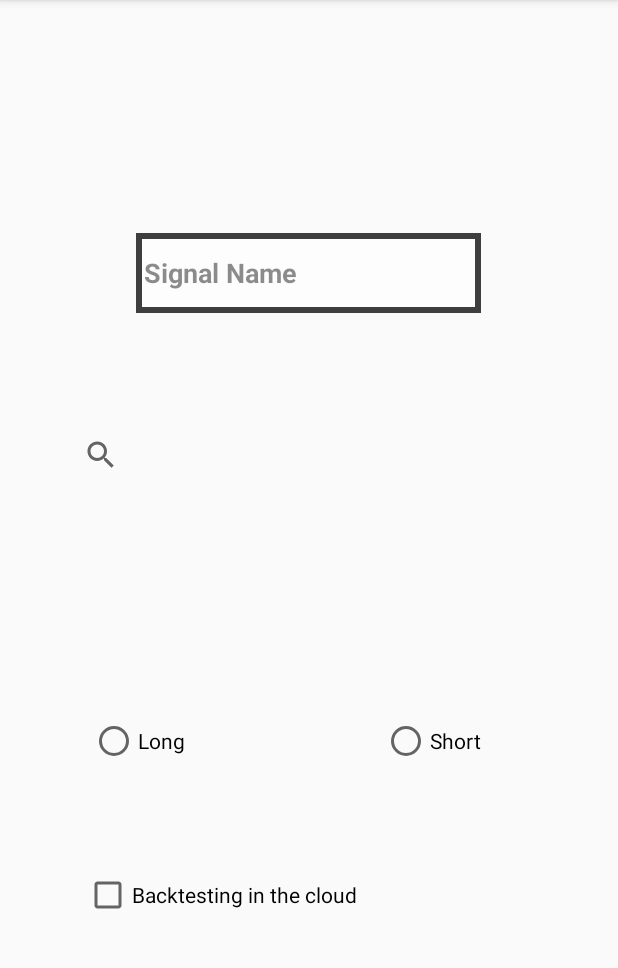
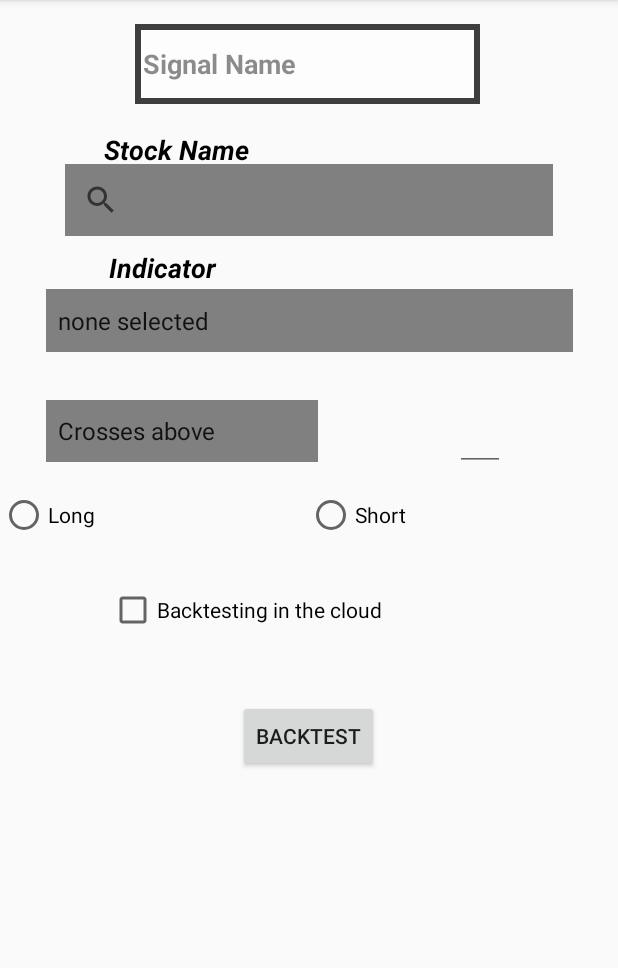
Before and after one commit to TristanJanicki/COMP3004, an Android app: the screen it shows after launch (MainActivity), on a phone screen of 412 x 824 dp, the part 84-1052 px from its top. Run offline under Robolectric (Android 15) with nearby library versions, the phone set to English and light mode, and no system bars.

Commit message:
Finished Basic UI for newSignal
Todo: make it prettier and connect to server

```diff
--- a/Quant.r_App/newSignal/app/src/main/java/com/example/newsignal/MainActivity.java
+++ b/Quant.r_App/newSignal/app/src/main/java/com/example/newsignal/MainActivity.java
@@ -5,15 +5,41 @@ import androidx.appcompat.app.AppCompatActivity;
 import android.os.Bundle;
 import android.view.View;
 import android.widget.TextView;
-
+import java.util.ArrayList;
+import android.widget.AdapterView;
+import android.widget.ArrayAdapter;
+import android.widget.Spinner;
+import android.widget.Toast;
 public class MainActivity extends AppCompatActivity {
     private TextView text;
         @Override
         protected void onCreate (Bundle savedInstanceState){
-        super.onCreate(savedInstanceState);
-        setContentView(R.layout.activity_main);
-
+            super.onCreate(savedInstanceState);
+            setContentView(R.layout.activity_main);
+            Spinner spinner = findViewById(R.id.indicator);
+            Spinner spinner2 = findViewById(R.id.threshold);
+            ArrayList<String> indicatorList = new ArrayList<>();
+            ArrayList<String> threshold = new ArrayList<>();
+            indicatorList.add("none selected");
+            indicatorList.add("RSI");
+            threshold.add("Crosses above");
+            threshold.add("Crosses below");
+            ArrayAdapter<String> arrayAdapter = new ArrayAdapter<String>(this, android.R.layout.simple_spinner_item, indicatorList);
+            ArrayAdapter<String> arrayAdapter2 = new ArrayAdapter<String>(this, android.R.layout.simple_spinner_item, threshold);
+            arrayAdapter.setDropDownViewResource(android.R.layout.simple_spinner_dropdown_item);
+            arrayAdapter2.setDropDownViewResource(android.R.layout.simple_spinner_dropdown_item);
+            spinner.setAdapter(arrayAdapter);
+            spinner2.setAdapter(arrayAdapter2);
+            spinner.setOnItemSelectedListener(new AdapterView.OnItemSelectedListener() {
+                @Override
+                public void onItemSelected(AdapterView<?> parent, View view, int position, long id) {
+                    String indicatorName;
+                    indicatorName = parent.getItemAtPosition(position).toString();
+                    Toast.makeText(parent.getContext(), "Selected: " + indicatorName, Toast.LENGTH_LONG).show();
+                }
+                @Override
+                public void onNothingSelected(AdapterView <?> parent) {
+                }
+            });
         }
-
-
-    }
+}
--- a/Quant.r_App/newSignal/app/src/main/res/layout/activity_main.xml
+++ b/Quant.r_App/newSignal/app/src/main/res/layout/activity_main.xml
@@ -9,27 +9,26 @@
 
     <EditText
         android:id="@+id/sigName"
-        style="@android:style/Widget.AutoCompleteTextView"
         android:layout_width="230dp"
         android:layout_height="53dp"
         android:layout_marginStart="90dp"
         android:layout_marginLeft="90dp"
-        android:layout_marginTop="137dp"
+        android:layout_marginTop="16dp"
         android:layout_marginEnd="91dp"
         android:layout_marginRight="91dp"
-        android:layout_marginBottom="541dp"
         android:alpha=".75"
         android:background="@drawable/backrect"
-        android:clickable="false"
+        android:clickable="true"
         android:ems="15"
-        android:focusable="false"
+        android:focusable="true"
         android:hint="@string/signal_name"
         android:importantForAutofill="no"
         android:inputType="textPersonName"
         android:padding="5dp"
+        android:text=""
         android:textStyle="bold"
-        app:layout_constraintBottom_toBottomOf="parent"
         app:layout_constraintEnd_toEndOf="parent"
+        app:layout_constraintHorizontal_bias="0.0"
         app:layout_constraintStart_toStartOf="parent"
         app:layout_constraintTop_toTopOf="parent" />
 
@@ -39,57 +38,154 @@
         android:layout_height="48dp"
         android:layout_marginStart="43dp"
         android:layout_marginLeft="43dp"
-        android:layout_marginTop="70dp"
+        android:layout_marginTop="40dp"
         android:layout_marginEnd="43dp"
         android:layout_marginRight="43dp"
-        android:layout_marginBottom="440dp"
+        android:background="#808080"
         android:queryHint="StockName"
-        app:layout_constraintBottom_toBottomOf="parent"
         app:layout_constraintEnd_toEndOf="parent"
         app:layout_constraintHorizontal_bias="0.0"
         app:layout_constraintStart_toStartOf="parent"
         app:layout_constraintTop_toBottomOf="@+id/sigName" />
 
-    <RadioButton
-        android:id="@+id/longButton"
-        android:layout_width="wrap_content"
-        android:layout_height="wrap_content"
-        android:layout_marginStart="59dp"
-        android:layout_marginLeft="59dp"
-        android:layout_marginTop="146dp"
-        android:layout_marginEnd="131dp"
-        android:layout_marginRight="131dp"
-        android:layout_marginBottom="253dp"
-        android:text="Long"
-        app:layout_constraintBottom_toBottomOf="parent"
-        app:layout_constraintEnd_toStartOf="@+id/shortButton"
+    <RadioGroup
+        android:id="@+id/radioGroup"
+        android:layout_width="412dp"
+        android:layout_height="63dp"
+        android:layout_marginTop="19dp"
+        android:orientation="horizontal"
+        app:layout_constraintEnd_toEndOf="parent"
         app:layout_constraintStart_toStartOf="parent"
-        app:layout_constraintTop_toBottomOf="@+id/SearchStock" />
+        app:layout_constraintTop_toBottomOf="@+id/threshold" >
 
-    <RadioButton
-        android:id="@+id/shortButton"
-        android:layout_width="wrap_content"
-        android:layout_height="wrap_content"
-        android:layout_marginTop="146dp"
-        android:layout_marginEnd="91dp"
-        android:layout_marginRight="91dp"
-        android:layout_marginBottom="253dp"
-        android:text="Short"
-        app:layout_constraintBottom_toBottomOf="parent"
-        app:layout_constraintEnd_toEndOf="parent"
-        app:layout_constraintTop_toBottomOf="@+id/SearchStock" />
+        <RadioButton
+            android:id="@+id/longButt"
+            android:layout_width="wrap_content"
+            android:layout_height="wrap_content"
+            android:layout_weight="1"
+            android:text="Long" />
+
+        <RadioButton
+            android:id="@+id/shortButt"
+            android:layout_width="wrap_content"
+            android:layout_height="wrap_content"
+            android:layout_weight="1"
+            android:text="Short" />
+    </RadioGroup>
 
     <CheckBox
         android:id="@+id/checkBox"
         android:layout_width="wrap_content"
         android:layout_height="wrap_content"
-        android:layout_marginStart="56dp"
-        android:layout_marginLeft="56dp"
-        android:layout_marginTop="68dp"
-        android:layout_marginBottom="153dp"
+        android:layout_marginStart="69dp"
+        android:layout_marginLeft="69dp"
+        android:layout_marginEnd="157dp"
+        android:layout_marginRight="157dp"
         android:text="Backtesting in the cloud"
-        app:layout_constraintBottom_toBottomOf="parent"
+        app:layout_constraintEnd_toEndOf="parent"
+        app:layout_constraintHorizontal_bias="1.0"
         app:layout_constraintStart_toStartOf="parent"
-        app:layout_constraintTop_toBottomOf="@+id/longButton" />
+        app:layout_constraintTop_toBottomOf="@+id/radioGroup" />
+
+    <Spinner
+        android:id="@+id/indicator"
+        android:layout_width="351dp"
+        android:layout_height="42dp"
+        android:layout_marginStart="30dp"
+        android:layout_marginLeft="30dp"
+        android:layout_marginTop="35dp"
+        android:layout_marginEnd="30dp"
+        android:layout_marginRight="30dp"
+        android:background="#808080"
+        android:contentDescription="Indicators"
+        android:dropDownWidth="wrap_content"
+        android:queryHint="Indicator"
+        android:spinnerMode="dropdown"
+        app:layout_constraintEnd_toEndOf="parent"
+        app:layout_constraintStart_toStartOf="parent"
+        app:layout_constraintTop_toBottomOf="@+id/SearchStock" />
+
+    <Spinner
+        android:id="@+id/threshold"
+        android:layout_width="181dp"
+        android:layout_height="41dp"
+        android:layout_marginStart="30dp"
+        android:layout_marginLeft="30dp"
+        android:layout_marginTop="32dp"
+        android:layout_marginEnd="200dp"
+        android:layout_marginRight="200dp"
+        android:background="#808080"
+        android:contentDescription="threshold"
+        android:dropDownWidth="wrap_content"
+        android:queryHint="threshold"
+        android:spinnerMode="dropdown"
+        app:layout_constraintEnd_toEndOf="parent"
+        app:layout_constraintStart_toStartOf="parent"
+        app:layout_constraintTop_toBottomOf="@+id/indicator" />
+
+    <Button
+        android:id="@+id/testButton"
+        android:layout_width="wrap_content"
+        android:layout_height="wrap_content"
+        android:layout_marginStart="160dp"
+        android:layout_marginLeft="160dp"
+        android:layout_marginTop="44dp"
+        android:layout_marginEnd="163dp"
+        android:layout_marginRight="163dp"
+        android:text="BackTest"
+        app:layout_constraintEnd_toEndOf="parent"
+        app:layout_constraintHorizontal_bias="0.333"
+        app:layout_constraintStart_toStartOf="parent"
+        app:layout_constraintTop_toBottomOf="@+id/checkBox" />
+
+    <TextView
+        android:id="@+id/textView"
+        android:layout_width="122dp"
+        android:layout_height="22dp"
+        android:layout_marginStart="69dp"
+        android:layout_marginLeft="69dp"
+        android:layout_marginEnd="220dp"
+        android:layout_marginRight="220dp"
+        android:text="Stock Name"
+        android:textColor="@android:color/black"
+        android:textSize="18sp"
+        android:textStyle="bold|italic"
+        app:layout_constraintBottom_toTopOf="@+id/SearchStock"
+        app:layout_constraintEnd_toEndOf="parent"
+        app:layout_constraintHorizontal_bias="0.0"
+        app:layout_constraintStart_toStartOf="parent" />
+
+    <TextView
+        android:id="@+id/textView2"
+        android:layout_width="94dp"
+        android:layout_height="23dp"
+        android:layout_marginStart="72dp"
+        android:layout_marginLeft="72dp"
+        android:layout_marginEnd="245dp"
+        android:layout_marginRight="245dp"
+        android:layout_marginBottom="3dp"
+        android:text="Indicator"
+        android:textColor="@android:color/black"
+        android:textSize="18sp"
+        android:textStyle="bold|italic"
+        app:layout_constraintBottom_toTopOf="@+id/indicator"
+        app:layout_constraintEnd_toEndOf="parent"
+        app:layout_constraintStart_toStartOf="parent" />
+
+    <EditText
+        android:id="@+id/editText"
+        android:layout_width="33dp"
+        android:layout_height="47dp"
+        android:layout_marginStart="81dp"
+        android:layout_marginLeft="81dp"
+        android:layout_marginTop="32dp"
+        android:layout_marginEnd="65dp"
+        android:layout_marginRight="65dp"
+        android:ems="10"
+        android:inputType="number"
+        app:layout_constraintEnd_toEndOf="parent"
+        app:layout_constraintStart_toEndOf="@+id/threshold"
+        app:layout_constraintTop_toBottomOf="@+id/indicator" />
+
 
 </androidx.constraintlayout.widget.ConstraintLayout>
```
Also changed, not shown: Quant.r_App/newSignal/gradle/wrapper/gradle-wrapper.properties.
